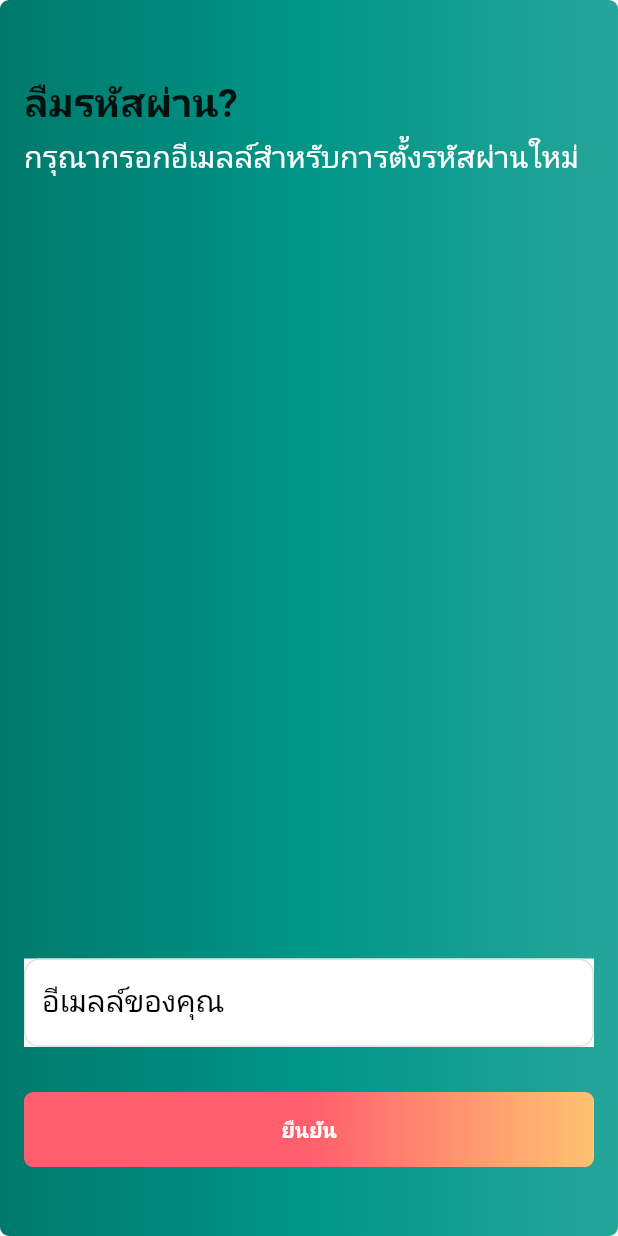
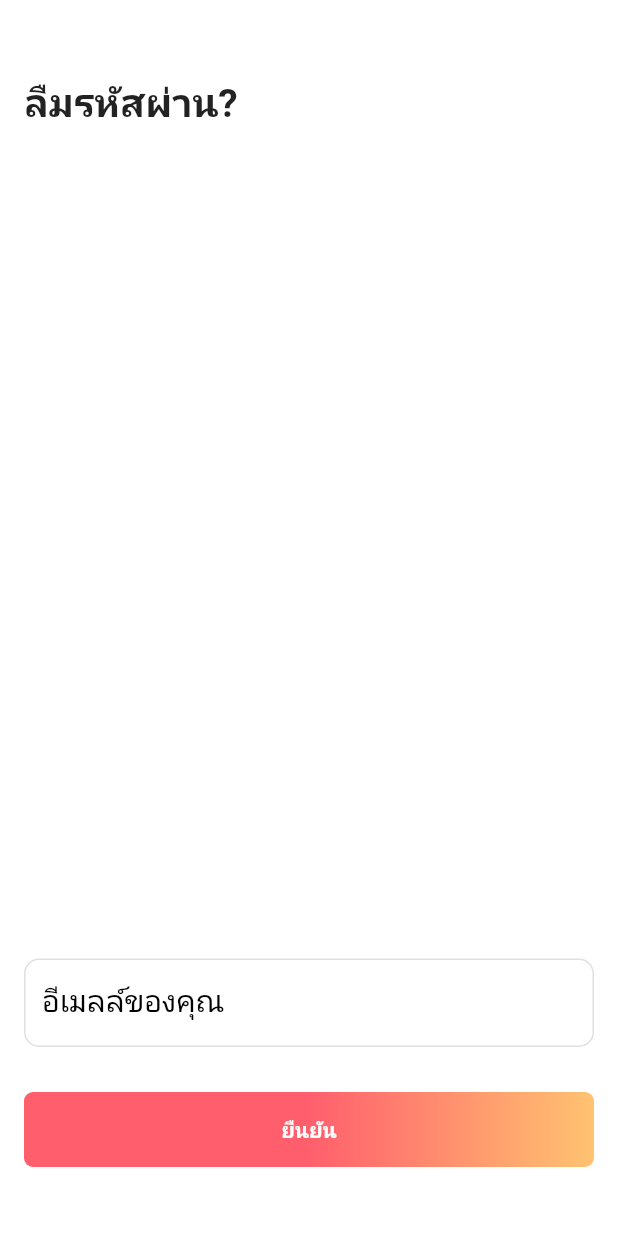
Before and after one commit to kavviiv/Flutter-FirebasetTest, a Flutter app: the ResetPage screen opened directly, on a phone screen of 412 x 824 dp. Run offline on Flutter 3.47's test engine with Material 2 defaults, Android fonts, the phone set to English and light mode, and no system bars; our stand-ins replace firebase_auth; accounts and stored records are empty.

Commit message:
Update ResetPassword.dart

```diff
--- a/lib/Screens/ResetPassword.dart
+++ b/lib/Screens/ResetPassword.dart
@@ -42,18 +42,7 @@ class _ResetPageState extends State<ResetPage>{
       body: SafeArea(
 
         child: Container(
-          decoration: BoxDecoration(
-                          borderRadius: BorderRadius.circular(6),
-                          gradient: LinearGradient(
-                            begin: Alignment.centerLeft,
-                            end: Alignment.centerRight,
-                            colors: [
-                              Color(0xff00796b),
-                              Color(0xff009688),
-                              Color(0xff26a69a),
-                            ],
-                          ),
-                        ),
+
           padding: EdgeInsets.only(left: 16,right: 16),
           child: Column(
             mainAxisAlignment: MainAxisAlignment.spaceBetween,
```
